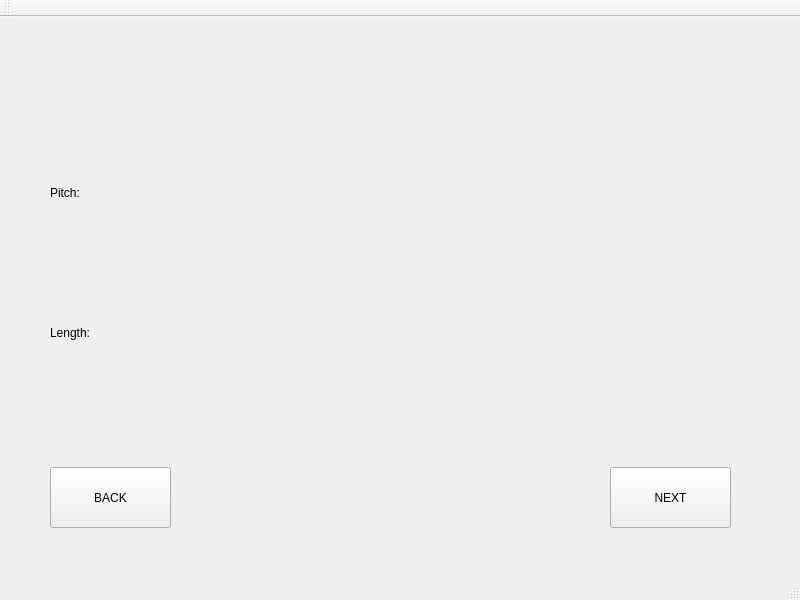
Qt form vocaloid/gui/myapp/gui/melodywindow.ui (hw9603/Easy-Sing) before a commit.
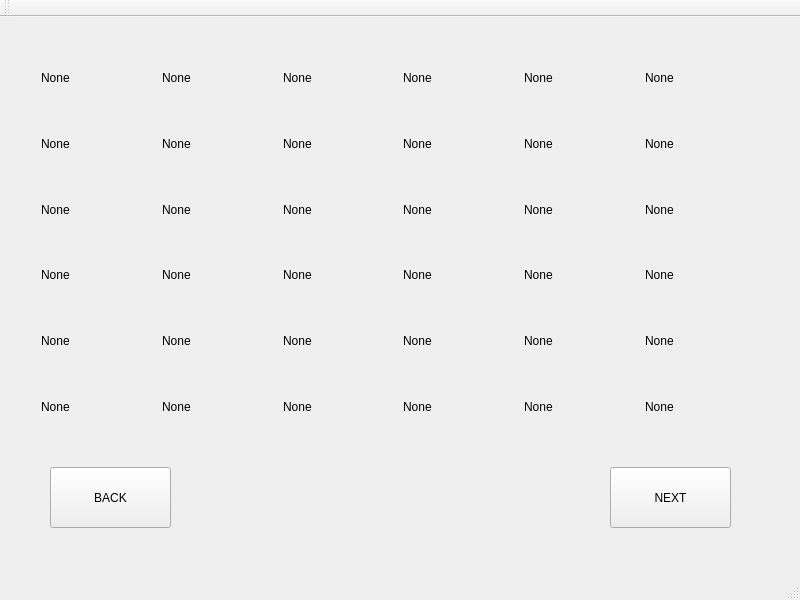
The same form after that commit.

Commit message: grid layout for syllable note matching

The edit to the form file:
```diff
--- a/vocaloid/gui/myapp/gui/melodywindow.ui
+++ b/vocaloid/gui/myapp/gui/melodywindow.ui
@@ -26,70 +26,6 @@
    <string>Vocaloid</string>
   </property>
   <widget class="QWidget" name="centralWidget">
-   <widget class="QLabel" name="label">
-    <property name="geometry">
-     <rect>
-      <x>50</x>
-      <y>140</y>
-      <width>221</width>
-      <height>71</height>
-     </rect>
-    </property>
-    <property name="styleSheet">
-     <string notr="true">font: 72pt &quot;ProFont for Powerline&quot;;</string>
-    </property>
-    <property name="text">
-     <string>Pitch:</string>
-    </property>
-   </widget>
-   <widget class="QLabel" name="label_2">
-    <property name="geometry">
-     <rect>
-      <x>50</x>
-      <y>280</y>
-      <width>251</width>
-      <height>71</height>
-     </rect>
-    </property>
-    <property name="styleSheet">
-     <string notr="true">font: 72pt &quot;ProFont for Powerline&quot;;</string>
-    </property>
-    <property name="text">
-     <string>Length:</string>
-    </property>
-   </widget>
-   <widget class="QLabel" name="pitchLabel">
-    <property name="geometry">
-     <rect>
-      <x>380</x>
-      <y>140</y>
-      <width>381</width>
-      <height>71</height>
-     </rect>
-    </property>
-    <property name="styleSheet">
-     <string notr="true">font: 72pt &quot;ProFont for Powerline&quot;;</string>
-    </property>
-    <property name="text">
-     <string/>
-    </property>
-   </widget>
-   <widget class="QLabel" name="lengthLabel">
-    <property name="geometry">
-     <rect>
-      <x>380</x>
-      <y>280</y>
-      <width>381</width>
-      <height>71</height>
-     </rect>
-    </property>
-    <property name="styleSheet">
-     <string notr="true">font: 72pt &quot;ProFont for Powerline&quot;;</string>
-    </property>
-    <property name="text">
-     <string/>
-    </property>
-   </widget>
    <widget class="QPushButton" name="back2Button">
     <property name="geometry">
      <rect>
@@ -122,6 +58,273 @@
      <string>NEXT</string>
     </property>
    </widget>
+   <widget class="QWidget" name="gridLayoutWidget">
+    <property name="geometry">
+     <rect>
+      <x>30</x>
+      <y>20</y>
+      <width>741</width>
+      <height>411</height>
+     </rect>
+    </property>
+    <layout class="QGridLayout" name="gridLayout">
+     <item row="1" column="1">
+      <widget class="QLabel" name="label_7">
+       <property name="text">
+        <string>None</string>
+       </property>
+      </widget>
+     </item>
+     <item row="3" column="2">
+      <widget class="QLabel" name="label_20">
+       <property name="text">
+        <string>None</string>
+       </property>
+      </widget>
+     </item>
+     <item row="1" column="3">
+      <widget class="QLabel" name="label_9">
+       <property name="text">
+        <string>None</string>
+       </property>
+      </widget>
+     </item>
+     <item row="0" column="5">
+      <widget class="QLabel" name="label_5">
+       <property name="text">
+        <string>None</string>
+       </property>
+      </widget>
+     </item>
+     <item row="0" column="1">
+      <widget class="QLabel" name="label_1">
+       <property name="text">
+        <string>None</string>
+       </property>
+      </widget>
+     </item>
+     <item row="3" column="1">
+      <widget class="QLabel" name="label_19">
+       <property name="text">
+        <string>None</string>
+       </property>
+      </widget>
+     </item>
+     <item row="3" column="0">
+      <widget class="QLabel" name="label_18">
+       <property name="text">
+        <string>None</string>
+       </property>
+      </widget>
+     </item>
+     <item row="2" column="3">
+      <widget class="QLabel" name="label_15">
+       <property name="text">
+        <string>None</string>
+       </property>
+      </widget>
+     </item>
+     <item row="1" column="2">
+      <widget class="QLabel" name="label_8">
+       <property name="text">
+        <string>None</string>
+       </property>
+      </widget>
+     </item>
+     <item row="0" column="2">
+      <widget class="QLabel" name="label_2">
+       <property name="text">
+        <string>None</string>
+       </property>
+      </widget>
+     </item>
+     <item row="0" column="3">
+      <widget class="QLabel" name="label_3">
+       <property name="text">
+        <string>None</string>
+       </property>
+      </widget>
+     </item>
+     <item row="1" column="5">
+      <widget class="QLabel" name="label_11">
+       <property name="text">
+        <string>None</string>
+       </property>
+      </widget>
+     </item>
+     <item row="2" column="4">
+      <widget class="QLabel" name="label_16">
+       <property name="text">
+        <string>None</string>
+       </property>
+      </widget>
+     </item>
+     <item row="3" column="5">
+      <widget class="QLabel" name="label_23">
+       <property name="text">
+        <string>None</string>
+       </property>
+      </widget>
+     </item>
+     <item row="2" column="5">
+      <widget class="QLabel" name="label_17">
+       <property name="text">
+        <string>None</string>
+       </property>
+      </widget>
+     </item>
+     <item row="0" column="0">
+      <widget class="QLabel" name="label_0">
+       <property name="layoutDirection">
+        <enum>Qt::LeftToRight</enum>
+       </property>
+       <property name="text">
+        <string>None</string>
+       </property>
+      </widget>
+     </item>
+     <item row="2" column="0">
+      <widget class="QLabel" name="label_12">
+       <property name="text">
+        <string>None</string>
+       </property>
+      </widget>
+     </item>
+     <item row="1" column="4">
+      <widget class="QLabel" name="label_10">
+       <property name="text">
+        <string>None</string>
+       </property>
+      </widget>
+     </item>
+     <item row="3" column="3">
+      <widget class="QLabel" name="label_21">
+       <property name="text">
+        <string>None</string>
+       </property>
+      </widget>
+     </item>
+     <item row="3" column="4">
+      <widget class="QLabel" name="label_22">
+       <property name="text">
+        <string>None</string>
+       </property>
+      </widget>
+     </item>
+     <item row="2" column="1">
+      <widget class="QLabel" name="label_13">
+       <property name="text">
+        <string>None</string>
+       </property>
+      </widget>
+     </item>
+     <item row="0" column="4">
+      <widget class="QLabel" name="label_4">
+       <property name="text">
+        <string>None</string>
+       </property>
+      </widget>
+     </item>
+     <item row="1" column="0">
+      <widget class="QLabel" name="label_6">
+       <property name="text">
+        <string>None</string>
+       </property>
+      </widget>
+     </item>
+     <item row="2" column="2">
+      <widget class="QLabel" name="label_14">
+       <property name="text">
+        <string>None</string>
+       </property>
+      </widget>
+     </item>
+     <item row="4" column="0">
+      <widget class="QLabel" name="label_24">
+       <property name="text">
+        <string>None</string>
+       </property>
+      </widget>
+     </item>
+     <item row="5" column="0">
+      <widget class="QLabel" name="label_30">
+       <property name="text">
+        <string>None</string>
+       </property>
+      </widget>
+     </item>
+     <item row="4" column="1">
+      <widget class="QLabel" name="label_25">
+       <property name="text">
+        <string>None</string>
+       </property>
+      </widget>
+     </item>
+     <item row="5" column="1">
+      <widget class="QLabel" name="label_31">
+       <property name="text">
+        <string>None</string>
+       </property>
+      </widget>
+     </item>
+     <item row="4" column="2">
+      <widget class="QLabel" name="label_26">
+       <property name="text">
+        <string>None</string>
+       </property>
+      </widget>
+     </item>
+     <item row="4" column="3">
+      <widget class="QLabel" name="label_27">
+       <property name="text">
+        <string>None</string>
+       </property>
+      </widget>
+     </item>
+     <item row="4" column="4">
+      <widget class="QLabel" name="label_28">
+       <property name="text">
+        <string>None</string>
+       </property>
+      </widget>
+     </item>
+     <item row="4" column="5">
+      <widget class="QLabel" name="label_29">
+       <property name="text">
+        <string>None</string>
+       </property>
+      </widget>
+     </item>
+     <item row="5" column="2">
+      <widget class="QLabel" name="label_32">
+       <property name="text">
+        <string>None</string>
+       </property>
+      </widget>
+     </item>
+     <item row="5" column="3">
+      <widget class="QLabel" name="label_33">
+       <property name="text">
+        <string>None</string>
+       </property>
+      </widget>
+     </item>
+     <item row="5" column="4">
+      <widget class="QLabel" name="label_34">
+       <property name="text">
+        <string>None</string>
+       </property>
+      </widget>
+     </item>
+     <item row="5" column="5">
+      <widget class="QLabel" name="label_35">
+       <property name="text">
+        <string>None</string>
+       </property>
+      </widget>
+     </item>
+    </layout>
+   </widget>
   </widget>
   <widget class="QMenuBar" name="menuBar">
    <property name="geometry">
```
The commit also changes 3 other files.
